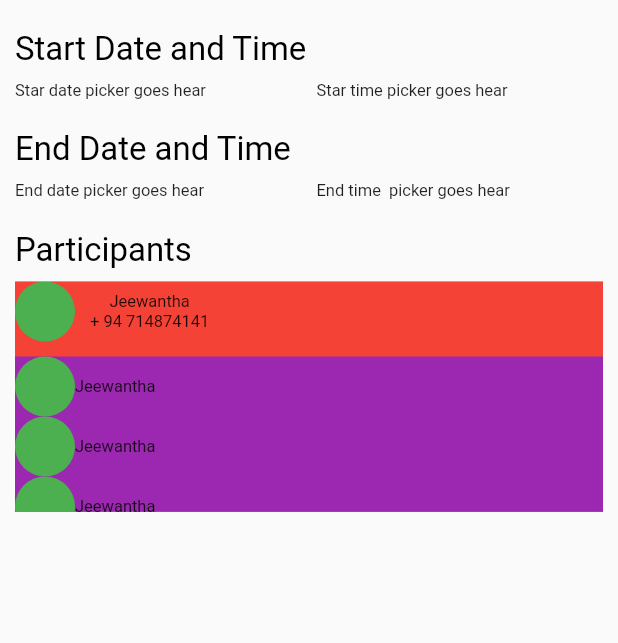
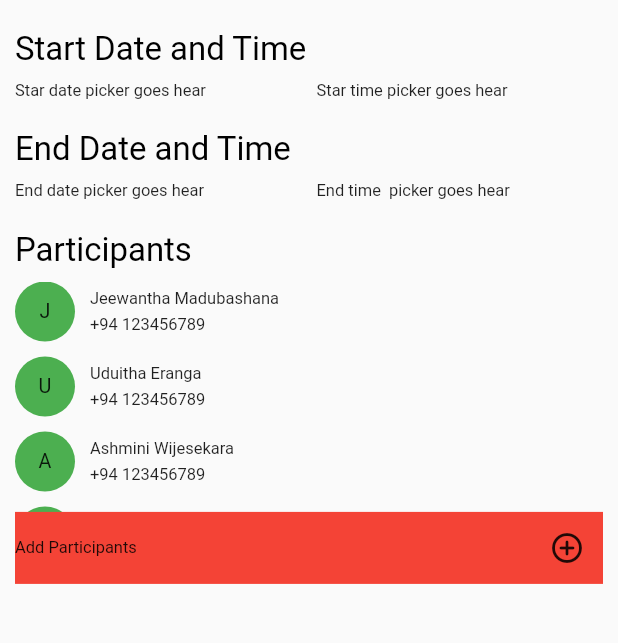
Before and after one commit to isurucentronixx/MeetMe-Mobile, a Flutter app: the EditMeetingScreen screen opened by its route, on a phone screen of 412 x 824 dp, the part 233-876 px from its top. Run offline on Flutter 3.47's test engine with Material 2 defaults, Android fonts, the phone set to English and light mode, and no system bars; our stand-ins replace email_validator, flutter_calendar_carousel, flutter_screenutil, google_maps_flutter, loading_overlay and 1 more; missing offline and left inert: dart:ffi; Roboto replaces fonts that are missing (SF Pro Text).

Commit message:
Avatar cards
Avatar cards

```diff
--- a/lib/screens/EditMeeting.dart
+++ b/lib/screens/EditMeeting.dart
@@ -1,6 +1,7 @@
-import 'dart:html';
+import 'dart:ffi';
 
 import 'package:flutter/material.dart';
+import 'package:meet_me_app/widgets/ContactCard.dart';
 import 'package:meet_me_app/widgets/app_bar.dart';
 
 class EditMeetingScreen extends StatelessWidget {
@@ -126,66 +127,59 @@ class EditMeetingScreen extends StatelessWidget {
                   ),
                   //participants list
                   Container(
-                    color: Colors.purple,
+                    //color: Colors.purple,
                     height: availableHeight * 0.2,
+                    child: Scrollbar(
                       child: SingleChildScrollView(
                         child: Column(
-
                           children: [
-
-                          Container(
-                            color: Colors.red,
-                            padding: EdgeInsets.only(bottom: 10),
-                            child: Row(
-                              children: [
-                                Container(
-                                  padding: EdgeInsets.only(right: 10),
-                                  child: CircleAvatar(backgroundColor: Colors.green),
-                                ),
-
-                                Container(
-                                  child: Column(
-                                    children: [
-                                      Text("Jeewantha"),
-                                      Text("+ 94 714874141"),
+                            ContactCard(
+                                name: "Jeewantha Madubashana",
+                                contactNumber: "+94 123456789"),
+                            ContactCard(
+                                name: "Uduitha Eranga",
+                                contactNumber: "+94 123456789"),
+                            ContactCard(
+                                name: "Ashmini Wijesekara",
+                                contactNumber: "+94 123456789"),
+                            ContactCard(
+                                name: "Sachini Rajasingha",
+                                contactNumber: "+94 123456789"),
+                            ContactCard(
+                                name: "Basil Rajapaksha",
+                                contactNumber: "+94 123456789"),
+                            ContactCard(
+                                name: "Namal Rajapaksha",
+                                contactNumber: "+94 123456789"),
+                            ContactCard(
+                                name: "Chamal Rajapaksha",
+                                contactNumber: "+94 123456789"),
+                            ContactCard(
+                                name: "Naml Rajapaksha",
+                                contactNumber: "+94 123456789"),
+                            ContactCard(
+                                name: "Gotabhaya Rajapaksha",
+                                contactNumber: "+94 123456789"),
+                            ContactCard(
+                                name: "Hashan Rajapaksha",
+                                contactNumber: "+94 123456789"),
                           ],
                         ),
                       ),
-
-                              ],
                     ),
                   ),
 
+                  //add participatns
+                  Container(
+                    color: Colors.red,
+                    child: Row(
+                      mainAxisAlignment: MainAxisAlignment.spaceBetween,
+                      children: [
+                        Text('Add Participants'),
+                        IconButton(
+                          onPressed: () {},
+                          icon: const Icon(Icons.add_circle_outline_rounded),
 
-
-                          Row(children: [
-                            CircleAvatar(backgroundColor: Colors.green),
-                            Text("Jeewantha"),
-
-                          ]),
-
-                          Row(children: [
-                            CircleAvatar(backgroundColor: Colors.green),
-                            Text("Jeewantha")
-                          ]),
-
-                          Row(children: [
-                            CircleAvatar(backgroundColor: Colors.green),
-                            Text("Jeewantha")
-                          ]),
-
-                          Row(children: [
-                            CircleAvatar(backgroundColor: Colors.green),
-                            Text("Jeewantha")
-                          ]),
-
-                          Row(children: [
-                            CircleAvatar(backgroundColor: Colors.green),
-                            Text("Jeewantha")
-                          ])
-                        ],
-                      ),
-                    ),
                         )
                       ],
                     ),
@@ -193,6 +187,9 @@ class EditMeetingScreen extends StatelessWidget {
                 ],
               ),
             ),
+          ],
+        ),
+      ),
     );
   }
 }
--- /dev/null
+++ b/lib/widgets/ContactCard.dart
@@ -0,0 +1,35 @@
+import 'package:flutter/material.dart';
+import 'package:flutter_screenutil/flutter_screenutil.dart';
+
+class ContactCard extends StatelessWidget {
+  late final String name;
+  late final String contactNumber;
+  late final String? imageUrl;
+
+  ContactCard({required this.name, required this.contactNumber, this.imageUrl});
+
+  @override
+  Widget build(BuildContext context) {
+    return Container(
+      margin: EdgeInsets.only(bottom: 10),
+      child: IntrinsicHeight(
+        child: Row(
+          children: [
+            Container(
+              padding: EdgeInsets.only(right: 10),
+              child: CircleAvatar(backgroundColor: Colors.green,child: Text(name.substring(0,1).toUpperCase(), style: Theme.of(context).textTheme.button)),
+            ),
+            Column(
+              crossAxisAlignment: CrossAxisAlignment.start,
+              mainAxisAlignment: MainAxisAlignment.spaceEvenly,
+              children: [
+                Text(name),
+                Text(contactNumber),
+              ],
+            )
+          ],
+        ),
+      ),
+    );
+  }
+}
```
Also changed, not shown: lib/screens/MapScreen.dart (+12 -29 lines), lib/widgets/AvatarCard.dart (added, +24 -0 lines). Lines whose indentation alone changed are shown as unchanged.
